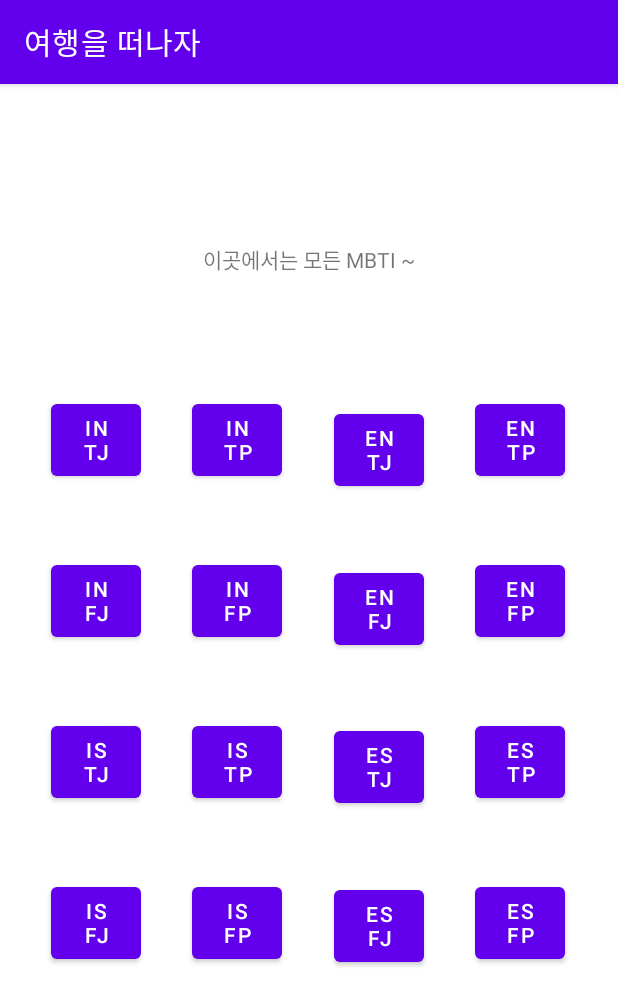
After one commit to Hippoya/MBTI, an Android app: the all_mbti screen opened directly, with no data from a screen before it, on a phone screen of 412 x 824 dp. The commit adds this screen. Shown: the top 1006 px of the screen. Run offline under Robolectric (Android 15) with nearby library versions, the phone set to English and light mode, and no system bars.

Commit message:
모든 MBTI 화면 구현

```diff
--- a/app/src/main/AndroidManifest.xml
+++ b/app/src/main/AndroidManifest.xml
@@ -14,7 +14,11 @@
         android:theme="@style/Theme.MyApplication"
         tools:targetApi="31">
         <activity
+            android:name=".all_mbti"
+            android:exported="false" />
+        <activity
             android:name=".home"
+            android:label="@string/home"
             android:exported="false" />
         <activity
             android:name=".enfj_intro"
@@ -69,6 +73,7 @@
             android:exported="false" />
         <activity
             android:name=".MBTI_input"
+            android:label="@string/mbti_input"
             android:exported="false" />
         <activity
             android:name=".MainActivity"
--- a/app/src/main/java/com/MBTI/myapplication/MBTI_input.java
+++ b/app/src/main/java/com/MBTI/myapplication/MBTI_input.java
@@ -15,7 +15,7 @@ public class MBTI_input extends AppCompatActivity {
         super.onCreate(savedInstanceState);
         setContentView(R.layout.activity_mbti_input);
 
-        //INTJ 버튼 클릭시 테스트 화면 이동
+        //INTJ 버튼 클릭시 홈 화면으로 이동
         Button btn_intj = (Button)findViewById(R.id.btn_intj);
         btn_intj.setOnClickListener(new View.OnClickListener() {
             @Override
--- /dev/null
+++ b/app/src/main/java/com/MBTI/myapplication/all_mbti.java
@@ -0,0 +1,14 @@
+package com.MBTI.myapplication;
+
+import androidx.appcompat.app.AppCompatActivity;
+
+import android.os.Bundle;
+
+public class all_mbti extends AppCompatActivity {
+
+    @Override
+    protected void onCreate(Bundle savedInstanceState) {
+        super.onCreate(savedInstanceState);
+        setContentView(R.layout.activity_all_mbti);
+    }
+}
--- a/app/src/main/java/com/MBTI/myapplication/home.java
+++ b/app/src/main/java/com/MBTI/myapplication/home.java
@@ -2,7 +2,10 @@ package com.MBTI.myapplication;
 
 import androidx.appcompat.app.AppCompatActivity;
 
+import android.content.Intent;
 import android.os.Bundle;
+import android.view.View;
+import android.widget.Button;
 
 public class home extends AppCompatActivity {
 
@@ -10,5 +13,17 @@ public class home extends AppCompatActivity {
     protected void onCreate(Bundle savedInstanceState) {
         super.onCreate(savedInstanceState);
         setContentView(R.layout.activity_home);
+
+        //모든 MBTI 버튼 클릭시 테스트 화면 이동
+        Button btn_all_mbti = (Button)findViewById(R.id.btn_all_mbti);
+        btn_all_mbti.setOnClickListener(new View.OnClickListener() {
+            @Override
+            public void onClick(View view) {
+                Intent intent = new Intent(getApplicationContext(), all_mbti.class);
+                startActivity(intent);
+            }
+        });
+
+
     }
 }
--- /dev/null
+++ b/app/src/main/res/layout/activity_all_mbti.xml
@@ -0,0 +1,212 @@
+<?xml version="1.0" encoding="utf-8"?>
+<androidx.constraintlayout.widget.ConstraintLayout xmlns:android="http://schemas.android.com/apk/res/android"
+    xmlns:app="http://schemas.android.com/apk/res-auto"
+    xmlns:tools="http://schemas.android.com/tools"
+    android:layout_width="match_parent"
+    android:layout_height="match_parent"
+    tools:context=".all_mbti">
+
+    <TextView
+        android:id="@+id/textView2"
+        android:layout_width="wrap_content"
+        android:layout_height="wrap_content"
+        android:layout_marginTop="100dp"
+        android:layout_marginBottom="81dp"
+        android:text="이곳에서는 모든 MBTI ~"
+        app:layout_constraintBottom_toTopOf="@+id/btn_entj"
+        app:layout_constraintEnd_toEndOf="parent"
+        app:layout_constraintStart_toStartOf="parent"
+        app:layout_constraintTop_toTopOf="parent" />
+
+    <Button
+        android:id="@+id/btn_intj"
+        android:layout_width="60dp"
+        android:layout_height="60dp"
+        android:layout_marginStart="34dp"
+        android:layout_marginTop="200dp"
+        android:layout_marginEnd="34dp"
+        android:layout_marginBottom="40dp"
+        android:text="IN\nTJ"
+        app:layout_constraintBottom_toTopOf="@+id/btn_infj"
+        app:layout_constraintEnd_toStartOf="@+id/btn_intp"
+        app:layout_constraintStart_toStartOf="parent"
+        app:layout_constraintTop_toTopOf="parent" />
+
+    <Button
+        android:id="@+id/btn_intp"
+        android:layout_width="60dp"
+        android:layout_height="60dp"
+        android:layout_marginEnd="34dp"
+        android:text="IN\nTP"
+        app:layout_constraintBaseline_toBaselineOf="@+id/btn_intj"
+        app:layout_constraintEnd_toStartOf="@+id/btn_entj"
+        app:layout_constraintStart_toEndOf="@+id/btn_intj" />
+
+    <Button
+        android:id="@+id/btn_entj"
+        android:layout_width="60dp"
+        android:layout_height="60dp"
+        android:layout_marginEnd="34dp"
+        android:layout_marginBottom="40dp"
+        android:text="en\ntj"
+        app:layout_constraintBottom_toTopOf="@+id/btn_enfj"
+        app:layout_constraintEnd_toStartOf="@+id/btn_entp"
+        app:layout_constraintStart_toEndOf="@+id/btn_intp"
+        app:layout_constraintTop_toBottomOf="@+id/textView2" />
+
+    <Button
+        android:id="@+id/btn_entp"
+        android:layout_width="60dp"
+        android:layout_height="60dp"
+        android:layout_marginTop="200dp"
+        android:layout_marginEnd="35dp"
+        android:layout_marginBottom="40dp"
+        android:text="en\ntp"
+        app:layout_constraintBottom_toTopOf="@+id/btn_enfp"
+        app:layout_constraintEnd_toEndOf="parent"
+        app:layout_constraintStart_toEndOf="@+id/btn_entj"
+        app:layout_constraintTop_toTopOf="parent" />
+
+    <Button
+        android:id="@+id/btn_infj"
+        android:layout_width="60dp"
+        android:layout_height="60dp"
+        android:layout_marginStart="34dp"
+        android:layout_marginEnd="34dp"
+        android:layout_marginBottom="40dp"
+        android:text="in\nfj"
+        app:layout_constraintBottom_toTopOf="@+id/btn_istj"
+        app:layout_constraintEnd_toStartOf="@+id/btn_infp"
+        app:layout_constraintStart_toStartOf="parent"
+        app:layout_constraintTop_toBottomOf="@+id/btn_intj" />
+
+    <Button
+        android:id="@+id/btn_infp"
+        android:layout_width="60dp"
+        android:layout_height="60dp"
+        android:layout_marginEnd="34dp"
+        android:text="in\nfp"
+        app:layout_constraintBaseline_toBaselineOf="@+id/btn_infj"
+        app:layout_constraintEnd_toStartOf="@+id/btn_enfj"
+        app:layout_constraintStart_toEndOf="@+id/btn_infj" />
+
+    <Button
+        android:id="@+id/btn_enfj"
+        android:layout_width="60dp"
+        android:layout_height="60dp"
+        android:layout_marginEnd="34dp"
+        android:layout_marginBottom="40dp"
+        android:text="en\nfj"
+        app:layout_constraintBottom_toTopOf="@+id/btn_estj"
+        app:layout_constraintEnd_toStartOf="@+id/btn_enfp"
+        app:layout_constraintStart_toEndOf="@+id/btn_infp"
+        app:layout_constraintTop_toBottomOf="@+id/btn_entj" />
+
+    <Button
+        android:id="@+id/btn_enfp"
+        android:layout_width="60dp"
+        android:layout_height="60dp"
+        android:layout_marginEnd="35dp"
+        android:layout_marginBottom="40dp"
+        android:text="en\nfp"
+        app:layout_constraintBottom_toTopOf="@+id/btn_estp"
+        app:layout_constraintEnd_toEndOf="parent"
+        app:layout_constraintStart_toEndOf="@+id/btn_enfj"
+        app:layout_constraintTop_toBottomOf="@+id/btn_entp" />
+
+    <Button
+        android:id="@+id/btn_istj"
+        android:layout_width="60dp"
+        android:layout_height="60dp"
+        android:layout_marginStart="34dp"
+        android:layout_marginEnd="34dp"
+        android:layout_marginBottom="40dp"
+        android:text="is\ntj"
+        app:layout_constraintBottom_toTopOf="@+id/btn_isfj"
+        app:layout_constraintEnd_toStartOf="@+id/btn_istp"
+        app:layout_constraintStart_toStartOf="parent"
+        app:layout_constraintTop_toBottomOf="@+id/btn_infj" />
+
+    <Button
+        android:id="@+id/btn_istp"
+        android:layout_width="60dp"
+        android:layout_height="60dp"
+        android:layout_marginEnd="34dp"
+        android:text="is\ntp"
+        app:layout_constraintBaseline_toBaselineOf="@+id/btn_istj"
+        app:layout_constraintEnd_toStartOf="@+id/btn_estj"
+        app:layout_constraintStart_toEndOf="@+id/btn_istj" />
+
+    <Button
+        android:id="@+id/btn_estj"
+        android:layout_width="60dp"
+        android:layout_height="60dp"
+        android:layout_marginEnd="34dp"
+        android:layout_marginBottom="40dp"
+        android:text="es\ntj"
+        app:layout_constraintBottom_toTopOf="@+id/btn_esfj"
+        app:layout_constraintEnd_toStartOf="@+id/btn_estp"
+        app:layout_constraintStart_toEndOf="@+id/btn_istp"
+        app:layout_constraintTop_toBottomOf="@+id/btn_enfj" />
+
+    <Button
+        android:id="@+id/btn_estp"
+        android:layout_width="60dp"
+        android:layout_height="60dp"
+        android:layout_marginEnd="35dp"
+        android:layout_marginBottom="40dp"
+        android:text="es\ntp"
+        app:layout_constraintBottom_toTopOf="@+id/btn_esfp"
+        app:layout_constraintEnd_toEndOf="parent"
+        app:layout_constraintStart_toEndOf="@+id/btn_estj"
+        app:layout_constraintTop_toBottomOf="@+id/btn_enfp" />
+
+    <Button
+        android:id="@+id/btn_isfj"
+        android:layout_width="60dp"
+        android:layout_height="60dp"
+        android:layout_marginStart="34dp"
+        android:layout_marginEnd="34dp"
+        android:layout_marginBottom="171dp"
+        android:text="is\nfj"
+        app:layout_constraintBottom_toBottomOf="parent"
+        app:layout_constraintEnd_toStartOf="@+id/btn_isfp"
+        app:layout_constraintStart_toStartOf="parent"
+        app:layout_constraintTop_toBottomOf="@+id/btn_istj" />
+
+    <Button
+        android:id="@+id/btn_isfp"
+        android:layout_width="60dp"
+        android:layout_height="60dp"
+        android:layout_marginEnd="34dp"
+        android:text="is\nfp"
+        app:layout_constraintBaseline_toBaselineOf="@+id/btn_isfj"
+        app:layout_constraintEnd_toStartOf="@+id/btn_esfj"
+        app:layout_constraintStart_toEndOf="@+id/btn_isfj" />
+
+    <Button
+        android:id="@+id/btn_esfj"
+        android:layout_width="60dp"
+        android:layout_height="60dp"
+        android:layout_marginEnd="34dp"
+        android:layout_marginBottom="171dp"
+        android:text="es\nfj"
+        app:layout_constraintBottom_toBottomOf="parent"
+        app:layout_constraintEnd_toStartOf="@+id/btn_esfp"
+        app:layout_constraintStart_toEndOf="@+id/btn_isfp"
+        app:layout_constraintTop_toBottomOf="@+id/btn_estj" />
+
+    <Button
+        android:id="@+id/btn_esfp"
+        android:layout_width="60dp"
+        android:layout_height="60dp"
+        android:layout_marginEnd="35dp"
+        android:layout_marginBottom="171dp"
+        android:text="es\nfp"
+        app:layout_constraintBottom_toBottomOf="parent"
+        app:layout_constraintEnd_toEndOf="parent"
+        app:layout_constraintStart_toEndOf="@+id/btn_esfj"
+        app:layout_constraintTop_toBottomOf="@+id/btn_estp" />
+
+
+</androidx.constraintlayout.widget.ConstraintLayout>
--- a/app/src/main/res/layout/activity_home.xml
+++ b/app/src/main/res/layout/activity_home.xml
@@ -13,7 +13,7 @@
         android:layout_marginTop="122dp"
         android:layout_marginBottom="205dp"
         android:text="클릭한 버튼에 따라서 설명 다르게"
-        app:layout_constraintBottom_toTopOf="@+id/button2"
+        app:layout_constraintBottom_toTopOf="@+id/btn_all_mbti"
         app:layout_constraintEnd_toEndOf="parent"
         app:layout_constraintStart_toStartOf="parent"
         app:layout_constraintTop_toTopOf="parent" />
@@ -28,12 +28,12 @@
         android:layout_marginBottom="46dp"
         android:text="내 MBTI\n페이지로"
         app:layout_constraintBottom_toTopOf="@+id/button3"
-        app:layout_constraintEnd_toStartOf="@+id/button2"
+        app:layout_constraintEnd_toStartOf="@+id/btn_all_mbti"
         app:layout_constraintStart_toStartOf="parent"
         app:layout_constraintTop_toTopOf="parent" />
 
     <Button
-        android:id="@+id/button2"
+        android:id="@+id/btn_all_mbti"
         android:layout_width="120dp"
         android:layout_height="100dp"
         android:layout_marginEnd="60dp"
@@ -67,5 +67,5 @@
         app:layout_constraintBottom_toBottomOf="parent"
         app:layout_constraintEnd_toEndOf="parent"
         app:layout_constraintStart_toEndOf="@+id/button3"
-        app:layout_constraintTop_toBottomOf="@+id/button2" />
+        app:layout_constraintTop_toBottomOf="@+id/btn_all_mbti" />
 </androidx.constraintlayout.widget.ConstraintLayout>
--- a/app/src/main/res/values/strings.xml
+++ b/app/src/main/res/values/strings.xml
@@ -1,5 +1,7 @@
 <resources>
-    <string name="app_name">My Application</string>
+    <string name="mbti_input">MBTI 설정 화면</string>
+    <string name="home">홈</string>
+    <string name="app_name">여행을 떠나자</string>
     <string name="title_activity_test_scroll">test_scroll</string>
     <string name="large_text">
         "Material is the metaphor.\n\n"
```
